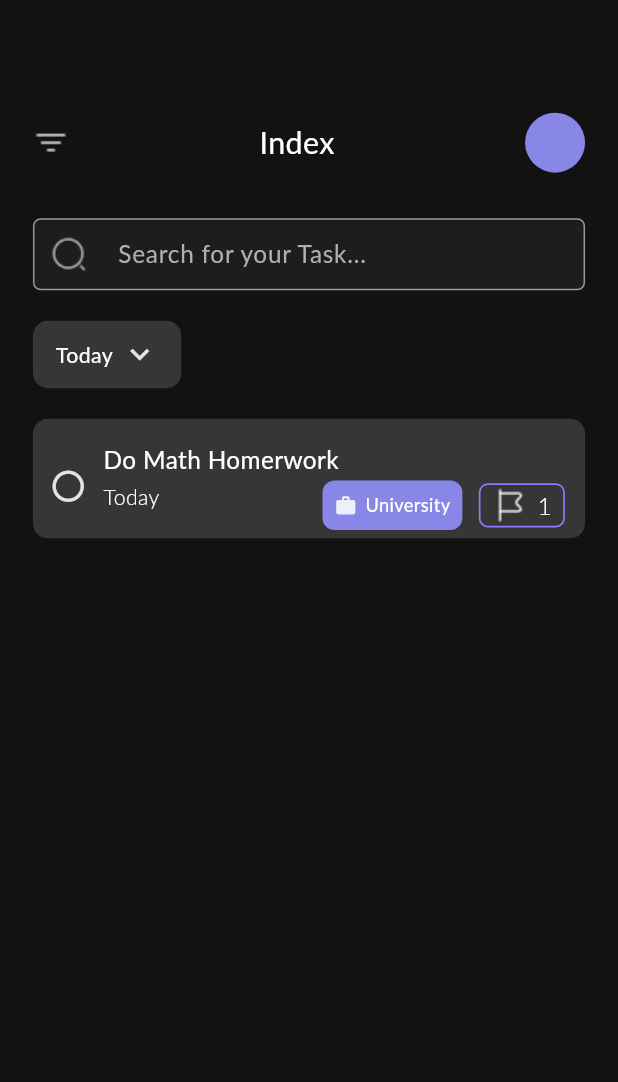
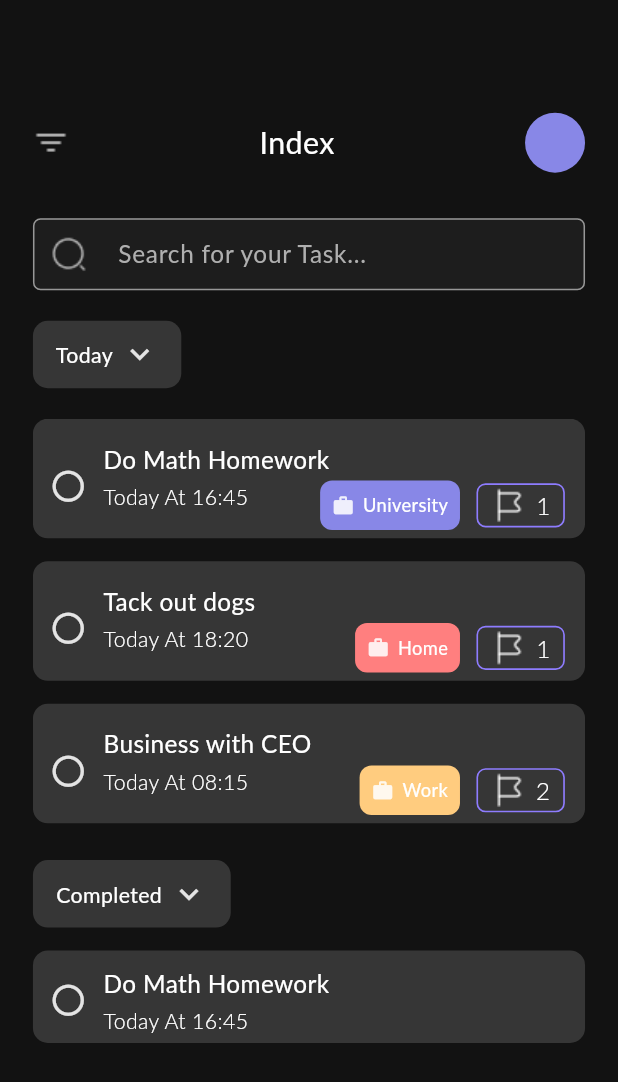
Before and after one commit to Manlikeog/UpTodo, a Flutter app: the HomeScreen screen opened directly, on a phone screen of 412 x 824 dp. Shown: the top 1082 px of the screen. Run offline on Flutter 3.47's test engine with Material 2 defaults, Android fonts, the phone set to English and light mode, and no system bars; our stand-ins replace flutter_hooks, shared_preferences; accounts and stored records are empty; Roboto replaces fonts that are missing (Lato).

Commit message:
minor chnages

```diff
--- /dev/null
+++ b/uptodo/lib/screens/home/home/home_screen.dart
@@ -0,0 +1,177 @@
+import 'package:flutter/material.dart';
+import 'package:flutter_hooks/flutter_hooks.dart';
+import 'package:uptodo/screens/home/home/resources/task_model.dart';
+import 'package:uptodo/utils/colours.dart';
+import 'package:uptodo/utils/constants.dart';
+import 'package:uptodo/utils/dimensions.dart';
+import 'package:uptodo/utils/widgets/text.field.dart';
+
+class HomeScreen extends StatefulHookWidget {
+  const HomeScreen({super.key});
+
+  @override
+  State<HomeScreen> createState() => _HomeScreenState();
+}
+
+class _HomeScreenState extends State<HomeScreen> {
+  @override
+  Widget build(BuildContext context) {
+    var titleController = useTextEditingController();
+    return Scaffold(
+      body: SingleChildScrollView(
+        child: Padding(
+          padding: EdgeInsets.symmetric(horizontal: getScreenWidth(20)),
+          child: Column(
+            mainAxisAlignment: MainAxisAlignment.start,
+            crossAxisAlignment: CrossAxisAlignment.start,
+            children: [
+              yMargin(74),
+              Row(
+                mainAxisAlignment: MainAxisAlignment.spaceBetween,
+                children: [
+                  Image.asset(
+                    'assets/images/sort.png',
+                  ),
+                  Text(
+                    'Index',
+                    style: kTextStyleCustom(fontSize: 20),
+                  ),
+                  const CircleAvatar()
+                ],
+              ),
+              yMargin(30),
+              dummyCurrentTodayData.isNotEmpty
+                  ? AvailableTask(titleController: titleController)
+                  : Column(
+                      children: [
+                        yMargin(50),
+                        Image.asset(
+                          'assets/images/checklist.png',
+                          height: getScreenHeight(250),
+                          width: getScreenWidth(250),
+                          fit: BoxFit.fill,
+                        ),
+                        Text(
+                          'What do you want to do today?',
+                          style: kTextStyleCustom(fontSize: 20),
+                        ),
+                        yMargin(10),
+                        Text(
+                          'Tap + to add your tasks',
+                          style: kTextStyleCustom(),
+                        )
+                      ],
+                    )
+            ],
+          ),
+        ),
+      ),
+    );
+  }
+}
+
+class AvailableTask extends StatelessWidget {
+  const AvailableTask({
+    super.key,
+    required this.titleController,
+  });
+
+  final TextEditingController titleController;
+
+  @override
+  Widget build(BuildContext context) {
+    return Column(
+      mainAxisAlignment: MainAxisAlignment.start,
+      crossAxisAlignment: CrossAxisAlignment.start,
+      children: [
+        UpTodoTextField(
+          header: "Ud",
+          controller: titleController,
+          hintText: "Search for your Task...",
+          hintColor: NAVCOLOR,
+          onChange: (val) {},
+          prefixIcon: Image.asset('assets/images/search.png'),
+        ),
+        yMargin(20),
+        Container(
+          width: getScreenWidth(90),
+          decoration: BoxDecoration(
+              borderRadius: BorderRadius.circular(10), color: BOTTOMNAVCOLOR),
+          child: Padding(
+            padding: const EdgeInsets.all(10.0),
+            child: Row(
+              crossAxisAlignment: CrossAxisAlignment.center,
+              mainAxisAlignment: MainAxisAlignment.center,
+              children: [
+                Text(
+                  'Today',
+                  style: kTextStyleCustom(fontSize: 14),
+                ),
+                xMargin(5),
+                const Icon(
+                  Icons.keyboard_arrow_down_outlined,
+                  color: LIGHTTEXTCOLOR,
+                  size: 25,
+                )
+              ],
+            ),
+          ),
+        ),
+        yMargin(20),
+        SizedBox(
+          height: getScreenHeight(270),
+          child: ListView.builder(
+            padding: EdgeInsets.zero,
+            itemCount: dummyCurrentTodayData.length,
+            itemBuilder: (context, index) {
+              final dataToUse = dummyCurrentTodayData[index];
+              return TodayTaskItem(
+                  categoryTitle: dataToUse.categoryTitle,
+                  date: dataToUse.date,
+                  priorityType: dataToUse.priorityType,
+                  title: dataToUse.title);
+            },
+          ),
+        ),
+        yMargin(20),
+        Container(
+          width: getScreenWidth(120),
+          decoration: BoxDecoration(
+              borderRadius: BorderRadius.circular(10), color: BOTTOMNAVCOLOR),
+          child: Padding(
+            padding: const EdgeInsets.all(10.0),
+            child: Row(
+              crossAxisAlignment: CrossAxisAlignment.center,
+              mainAxisAlignment: MainAxisAlignment.center,
+              children: [
+                Text(
+                  'Completed',
+                  style: kTextStyleCustom(fontSize: 14),
+                ),
+                xMargin(5),
+                const Icon(
+                  Icons.keyboard_arrow_down_outlined,
+                  color: LIGHTTEXTCOLOR,
+                  size: 25,
+                )
+              ],
+            ),
+          ),
+        ),
+        yMargin(15),
+        SizedBox(
+          height: getScreenHeight(300),
+          child: ListView.builder(
+            padding: EdgeInsets.zero,
+            itemCount: 1,
+            itemBuilder: (context, index) {
+              final dataToUse = dummyCurrentTodayData[index];
+              return CompletedTaskItem(
+                  date: dataToUse.date, title: dataToUse.title);
+            },
+          ),
+        ),
+      ],
+    );
+  }
+}
--- /dev/null
+++ b/uptodo/lib/screens/home/home/resources/task_model.dart
@@ -0,0 +1,242 @@
+import 'package:flutter/material.dart';
+import 'package:uptodo/utils/colours.dart';
+import 'package:uptodo/utils/constants.dart';
+import 'package:uptodo/utils/dimensions.dart';
+import 'package:uptodo/utils/widgets/main.button.dart';
+
+class TodayTaskModel {
+  final String title;
+  final String date;
+  final String categoryTitle;
+  final String priorityType;
+
+  TodayTaskModel(
+      {required this.categoryTitle,
+      required this.date,
+      required this.priorityType,
+      required this.title});
+}
+
+List<TodayTaskModel> dummyCurrentTodayData = [
+  TodayTaskModel(
+    categoryTitle: 'University',
+    date: 'Today At 16:45',
+    priorityType: '1',
+    title: 'Do Math Homework',
+  ),
+  TodayTaskModel(
+    categoryTitle: 'Home',
+    date: 'Today At 18:20',
+    priorityType: '1',
+    title: 'Tack out dogs',
+  ),
+  TodayTaskModel(
+    categoryTitle: 'Work',
+    date: 'Today At 08:15',
+    priorityType: '2',
+    title: 'Business with CEO',
+  ),
+];
+
+class TodayTaskItem extends StatelessWidget {
+  final String title;
+  final String date;
+  final String categoryTitle;
+  final String priorityType;
+
+  const TodayTaskItem(
+      {super.key,
+      required this.categoryTitle,
+      required this.date,
+      required this.priorityType,
+      required this.title});
+
+  @override
+  Widget build(BuildContext context) {
+    determineColorType(String categoryType) {
+      if (categoryType == 'University') {
+        return 0xFF8887E7;
+      } else if (categoryType == 'Home') {
+        return 0xFFFF7F7F;
+      } else {
+        return 0xFFFFCC7F;
+      }
+    }
+
+    return Container(
+      decoration: BoxDecoration(
+          borderRadius: BorderRadius.circular(10), color: BOTTOMNAVCOLOR),
+      margin: EdgeInsets.only(bottom: getScreenHeight(15)),
+      child: Padding(
+        padding: EdgeInsets.only(
+            left: getScreenWidth(10),
+            right: getScreenWidth(10),
+            top: getScreenHeight(15),
+            bottom: getScreenWidth(5)),
+        child: Row(
+          children: [
+            const Icon(
+              Icons.circle_outlined,
+              color: LIGHTTEXTCOLOR,
+              size: 25,
+            ),
+            xMargin(10),
+            Column(
+              crossAxisAlignment: CrossAxisAlignment.start,
+              children: [
+                Text(
+                  title,
+                  style: kTextStyleCustom(
+                      fontSize: 16, fontWeight: FontWeight.w400),
+                ),
+                yMargin(3),
+                SizedBox(
+                  width: getScreenWidth(280),
+                  child: Row(
+                    mainAxisAlignment: MainAxisAlignment.spaceBetween,
+                    crossAxisAlignment: CrossAxisAlignment.start,
+                    children: [
+                      Text(
+                        date,
+                        style: kTextStyleCustom(
+                            fontSize: 14, fontWeight: FontWeight.w300),
+                      ),
+                      Row(
+                        children: [
+                          CategoryType(
+                            icon: const Icon(
+                              Icons.work,
+                              color: LIGHTTEXTCOLOR,
+                              size: 15,
+                            ),
+                            text: categoryTitle,
+                            categoryColor:
+                                Color(determineColorType(categoryTitle)),
+                          ),
+                          xMargin(10),
+                          UpToDoMainButton(
+                            text: "1",
+                            onTap: () {},
+                            cornerRadius: 6,
+                            height: 29,
+                            borderHeight: 1,
+                            useCustom: true,
+                            onboarding: true,
+                            backgroundColor: Colors.transparent,
+                            textColor: TEXTCOLOR,
+                            child: Padding(
+                              padding: EdgeInsets.symmetric(
+                                  horizontal: getScreenWidth(8)),
+                              child: Row(
+                                mainAxisAlignment: MainAxisAlignment.center,
+                                crossAxisAlignment: CrossAxisAlignment.center,
+                                children: [
+                                  Image.asset('assets/images/flag.png'),
+                                  xMargin(5),
+                                  Text(
+                                    priorityType,
+                                    style: kTextStyleReguler(color: TEXTCOLOR),
+                                  ),
+                                ],
+                              ),
+                            ),
+                          ),
+                        ],
+                      ),
+                    ],
+                  ),
+                ),
+              ],
+            ),
+          ],
+        ),
+      ),
+    );
+  }
+}
+
+class CompletedTaskItem extends StatelessWidget {
+  final String title;
+  final String date;
+
+  const CompletedTaskItem({super.key, required this.date, required this.title});
+
+  @override
+  Widget build(BuildContext context) {
+    return Container(
+      decoration: BoxDecoration(
+          borderRadius: BorderRadius.circular(10), color: BOTTOMNAVCOLOR),
+      margin: EdgeInsets.only(bottom: getScreenHeight(15)),
+      child: Padding(
+        padding: EdgeInsets.only(
+            left: getScreenWidth(10),
+            right: getScreenWidth(10),
+            top: getScreenHeight(10),
+            bottom: getScreenWidth(5)),
+        child: Row(
+          children: [
+            const Icon(
+              Icons.circle_outlined,
+              color: LIGHTTEXTCOLOR,
+              size: 25,
+            ),
+            xMargin(10),
+            Column(
+              crossAxisAlignment: CrossAxisAlignment.start,
+              children: [
+                Text(
+                  title,
+                  style: kTextStyleCustom(
+                      fontSize: 16, fontWeight: FontWeight.w400),
+                ),
+                yMargin(3),
+                Text(
+                  date,
+                  style: kTextStyleCustom(
+                      fontSize: 14, fontWeight: FontWeight.w300),
+                ),
+              ],
+            ),
+          ],
+        ),
+      ),
+    );
+  }
+}
+
+class CategoryType extends StatelessWidget {
+  const CategoryType(
+      {super.key,
+      required this.text,
+      required this.icon,
+      required this.categoryColor});
+
+  final String text;
+  final Widget icon;
+  final Color categoryColor;
+
+  @override
+  Widget build(BuildContext context) {
+    return Container(
+      decoration: BoxDecoration(
+          borderRadius: BorderRadius.circular(8), color: categoryColor),
+      child: Padding(
+        padding: const EdgeInsets.all(8.0),
+        child: Row(
+          crossAxisAlignment: CrossAxisAlignment.center,
+          mainAxisAlignment: MainAxisAlignment.center,
+          children: [
+            icon,
+            xMargin(5),
+            Text(
+              text,
+              style: kTextStyleCustom(
+                fontSize: 12,
+              ),
+            ),
+          ],
+        ),
+      ),
+    );
+  }
+}
--- a/uptodo/lib/screens/home/home_screen.dart
+++ /dev/null
@@ -1,234 +0,0 @@
-import 'package:flutter/material.dart';
-import 'package:flutter_hooks/flutter_hooks.dart';
-import 'package:uptodo/utils/colours.dart';
-import 'package:uptodo/utils/constants.dart';
-import 'package:uptodo/utils/dimensions.dart';
-import 'package:uptodo/utils/widgets/main.button.dart';
-import 'package:uptodo/utils/widgets/text.field.dart';
-
-class HomeScreen extends StatefulHookWidget {
-  const HomeScreen({super.key});
-
-  @override
-  State<HomeScreen> createState() => _HomeScreenState();
-}
-
-class _HomeScreenState extends State<HomeScreen> {
-  @override
-  Widget build(BuildContext context) {
-    var titleController = useTextEditingController();
-    return Scaffold(
-      body: Padding(
-        padding: EdgeInsets.symmetric(horizontal: getScreenWidth(20)),
-        child: Column(
-          crossAxisAlignment: CrossAxisAlignment.center,
-          children: [
-            yMargin(74),
-            Row(
-              mainAxisAlignment: MainAxisAlignment.spaceBetween,
-              children: [
-                Image.asset(
-                  'assets/images/sort.png',
-                ),
-                Text(
-                  'Index',
-                  style: kTextStyleCustom(fontSize: 20),
-                ),
-                const CircleAvatar()
-              ],
-            ),
-            yMargin(30),
-            Column(
-              crossAxisAlignment: CrossAxisAlignment.start,
-              children: [
-                UpTodoTextField(
-                  header: "Ud",
-                  controller: titleController,
-                  hintText: "Search for your Task...",
-                  hintColor: NAVCOLOR,
-                  onChange: (val) {},
-                  prefixIcon: Image.asset('assets/images/search.png'),
-                ),
-                yMargin(20),
-                Container(
-                  width: getScreenWidth(90),
-                  decoration: BoxDecoration(
-                      borderRadius: BorderRadius.circular(10),
-                      color: BOTTOMNAVCOLOR),
-                  child: Padding(
-                    padding: const EdgeInsets.all(10.0),
-                    child: Row(
-                      crossAxisAlignment: CrossAxisAlignment.center,
-                      mainAxisAlignment: MainAxisAlignment.center,
-                      children: [
-                        Text(
-                          'Today',
-                          style: kTextStyleCustom(fontSize: 14),
-                        ),
-                        xMargin(5),
-                        const Icon(
-                          Icons.keyboard_arrow_down_outlined,
-                          color: LIGHTTEXTCOLOR,
-                          size: 25,
-                        )
-                      ],
-                    ),
-                  ),
-                ),
-                yMargin(20),
-                Container(
-                  decoration: BoxDecoration(
-                      borderRadius: BorderRadius.circular(10),
-                      color: BOTTOMNAVCOLOR),
-                  child: Padding(
-                    padding: EdgeInsets.only(
-                        left: getScreenWidth(10),
-                        right: getScreenWidth(10),
-                        top: getScreenHeight(15),
-                        bottom: getScreenWidth(5)),
-                    child: Row(
-                      children: [
-                        Icon(
-                          Icons.circle_outlined,
-                          color: LIGHTTEXTCOLOR,
-                          size: 25,
-                        ),
-                        xMargin(10),
-                        Column(
-                          crossAxisAlignment: CrossAxisAlignment.start,
-                          children: [
-                            Text(
-                              'Do Math Homerwork',
-                              style: kTextStyleCustom(
-                                  fontSize: 16, fontWeight: FontWeight.w400),
-                            ),
-                            yMargin(3),
-                            SizedBox(
-                              width: getScreenWidth(280),
-                              child: Row(
-                                mainAxisAlignment:
-                                    MainAxisAlignment.spaceBetween,
-                                crossAxisAlignment: CrossAxisAlignment.start,
-                                children: [
-                                  Text(
-                                    'Today',
-                                    style: kTextStyleCustom(
-                                        fontSize: 14,
-                                        fontWeight: FontWeight.w300),
-                                  ),
-                                  Row(
-                                    children: [
-                                      CategoryType(
-                                        icon: const Icon(
-                                          Icons.work,
-                                          color: LIGHTTEXTCOLOR,
-                                          size: 15,
-                                        ),
-                                        text: 'University',
-                                        categoryColor: PRYCOLOR,
-                                      ),
-                                      xMargin(10),
-                                      UpToDoMainButton(
-                                        text: "1",
-                                        onTap: () {},
-                                        cornerRadius: 6,
-                                        height: 29,
-                                        borderHeight: 1,
-                                        useCustom: true,
-                                        onboarding: true,
-                                        backgroundColor: Colors.transparent,
-                                        textColor: TEXTCOLOR,
-                                        child: Padding(
-                                          padding: EdgeInsets.symmetric(
-                                              horizontal: 8),
-                                          child: Row(
-                                            mainAxisAlignment:
-                                                MainAxisAlignment.center,
-                                            crossAxisAlignment:
-                                                CrossAxisAlignment.center,
-                                            children: [
-                                              Image.asset(
-                                                  'assets/images/flag.png'),
-                                              xMargin(5),
-                                              Text(
-                                                "1",
-                                                style: kTextStyleReguler(
-                                                    color: TEXTCOLOR),
-                                              ),
-                                            ],
-                                          ),
-                                        ),
-                                      ),
-                                    ],
-                                  ),
-                                ],
-                              ),
-                            ),
-                          ],
-                        ),
-                      ],
-                    ),
-                  ),
-                )
-              ],
-            ),
-
-            // yMargin(50),
-            // Image.asset(
-            //   'assets/images/checklist.png',
-            //   height: getScreenHeight(250),
-            //   width: getScreenWidth(250),
-            //   fit: BoxFit.fill,
-            // ),
-            // Text(
-            //   'What do you want to do today?',
-            //   style: kTextStyleCustom(fontSize: 20),
-            // ),
-            // yMargin(10),
-            // Text(
-            //   'Tap + to add your tasks',
-            //   style: kTextStyleCustom(),
-            // )
-          ],
-        ),
-      ),
-    );
-  }
-}
-
-class CategoryType extends StatelessWidget {
-  const CategoryType(
-      {super.key,
-      required this.text,
-      required this.icon,
-      required this.categoryColor});
-
-  final String text;
-  final Widget icon;
-  final Color categoryColor;
-
-  @override
-  Widget build(BuildContext context) {
-    return Container(
-      decoration: BoxDecoration(
-          borderRadius: BorderRadius.circular(8), color: categoryColor),
-      child: Padding(
-        padding: const EdgeInsets.all(8.0),
-        child: Row(
-          crossAxisAlignment: CrossAxisAlignment.center,
-          mainAxisAlignment: MainAxisAlignment.center,
-          children: [
-            icon,
-            xMargin(5),
-            Text(
-              text,
-              style: kTextStyleCustom(
-                fontSize: 12,
-              ),
-            ),
-          ],
-        ),
-      ),
-    );
-  }
-}
```
Also changed, not shown: uptodo/lib/screens/home/home_nav_bar.dart (+4 -4 lines), uptodo/lib/screens/home/calendar/calendar.dart (renamed from uptodo/lib/screens/home/calendar.dart), uptodo/lib/screens/home/focus/focuse.dart (renamed from uptodo/lib/screens/home/focuse.dart), uptodo/lib/screens/home/profile/profile.dart (renamed from uptodo/lib/screens/home/profile.dart).
